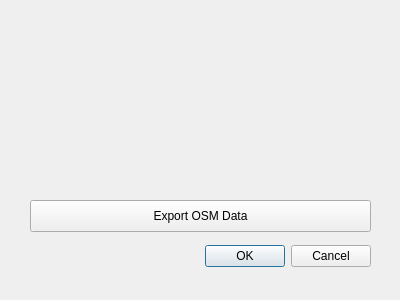
Before: the Qt Designer form osm_export_dialog_base.ui in jugrafiya/qgis-plugin-osm-export, drawn with Qt 5.
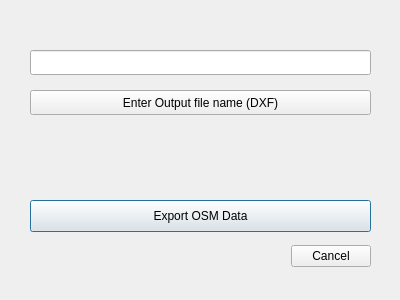
After: the same form once the commit is applied.

Commit message: Set dynamic file name

What changed in the file:
```diff
--- a/osm_export_dialog_base.ui
+++ b/osm_export_dialog_base.ui
@@ -25,6 +25,29 @@
         <string>Export OSM Data</string>
     </property>
   </widget>
+  <widget class="QLineEdit" name="lineEditDXFFileName">
+    <property name="geometry">
+        <rect>
+            <x>30</x>
+            <y>50</y>
+            <width>341</width>
+            <height>25</height>
+        </rect>
+    </property>
+  </widget>
+  <widget class="QPushButton" name="btnSelectDXFFile">
+    <property name="geometry">
+        <rect>
+            <x>30</x>
+            <y>90</y>
+            <width>341</width>
+            <height>25</height>
+        </rect>
+    </property>
+    <property name="text">
+        <string>Enter Output file name (DXF)</string>
+    </property>
+  </widget>
   <widget class="QDialogButtonBox" name="button_box" >
    <property name="geometry" >
     <rect>
@@ -38,7 +61,7 @@
     <enum>Qt::Horizontal</enum>
    </property>
    <property name="standardButtons" >
-    <set>QDialogButtonBox::Cancel|QDialogButtonBox::Ok</set>
+    <set>QDialogButtonBox::Cancel</set>
    </property>
   </widget>
  </widget>
```
The commit also changes 2 other files.
